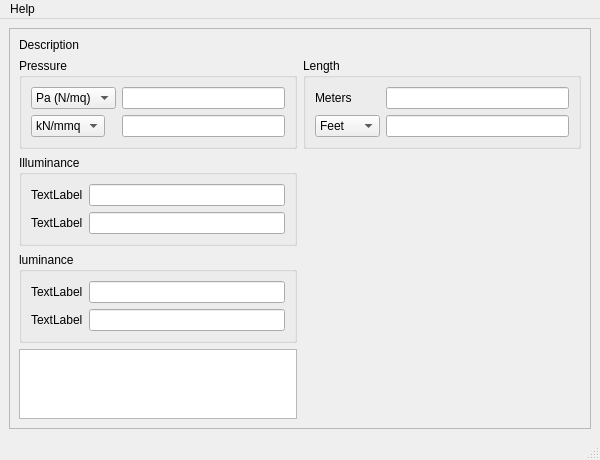
The window that pressure-qt_window/MainWindow.ui (i5ar/iconverters) describes before a commit, drawn with Qt 5.
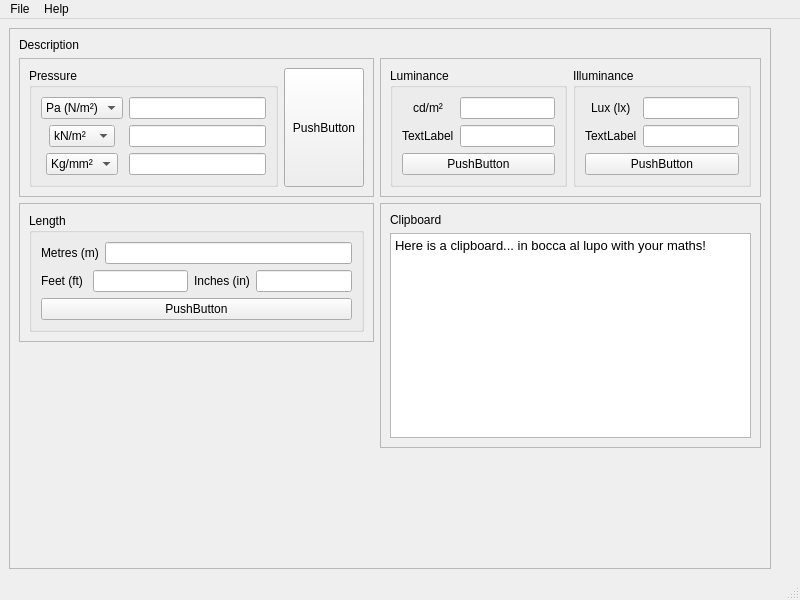
The same window after the commit. Icons and pictures are not drawn.

What changed in the file:
```diff
--- a/pressure-qt_window/MainWindow.ui
+++ b/pressure-qt_window/MainWindow.ui
@@ -9,8 +9,8 @@
    <rect>
     <x>0</x>
     <y>0</y>
-    <width>600</width>
-    <height>450</height>
+    <width>800</width>
+    <height>600</height>
    </rect>
   </property>
   <property name="sizePolicy">
@@ -24,7 +24,7 @@
   </property>
   <property name="windowIcon">
    <iconset>
-    <normaloff>icon-small.png</normaloff>icon-small.png</iconset>
+    <normaloff>images/icon-small.png</normaloff>images/icon-small.png</iconset>
   </property>
   <widget class="QWidget" name="centralwidget">
    <layout class="QHBoxLayout" name="horizontalLayout">
@@ -37,6 +37,37 @@
        <enum>QFrame::Raised</enum>
       </property>
       <layout class="QGridLayout" name="gridLayout_3">
+       <item row="4" column="1" alignment="Qt::AlignRight|Qt::AlignBottom">
+        <widget class="QLabel" name="label_3">
+         <property name="sizePolicy">
+          <sizepolicy hsizetype="Preferred" vsizetype="Preferred">
+           <horstretch>0</horstretch>
+           <verstretch>0</verstretch>
+          </sizepolicy>
+         </property>
+         <property name="maximumSize">
+          <size>
+           <width>64</width>
+           <height>64</height>
+          </size>
+         </property>
+         <property name="text">
+          <string/>
+         </property>
+         <property name="pixmap">
+          <pixmap>icon.png</pixmap>
+         </property>
+         <property name="scaledContents">
+          <bool>true</bool>
+         </property>
+         <property name="alignment">
+          <set>Qt::AlignLeading|Qt::AlignLeft|Qt::AlignVCenter</set>
+         </property>
+         <property name="textInteractionFlags">
+          <set>Qt::LinksAccessibleByMouse</set>
+         </property>
+        </widget>
+       </item>
        <item row="0" column="0">
         <widget class="QLabel" name="label_2">
          <property name="sizePolicy">
@@ -51,6 +82,15 @@
         </widget>
        </item>
        <item row="1" column="0">
+        <widget class="QFrame" name="frame_4">
+         <property name="frameShape">
+          <enum>QFrame::StyledPanel</enum>
+         </property>
+         <property name="frameShadow">
+          <enum>QFrame::Raised</enum>
+         </property>
+         <layout class="QHBoxLayout" name="horizontalLayout_6">
+          <item>
         <widget class="QGroupBox" name="groupBox">
          <property name="title">
           <string>Pressure</string>
@@ -58,14 +98,23 @@
          <layout class="QGridLayout" name="gridLayout_2">
           <item row="0" column="0">
            <layout class="QFormLayout" name="formLayout_2">
+               <property name="sizeConstraint">
+                <enum>QLayout::SetDefaultConstraint</enum>
+               </property>
             <property name="fieldGrowthPolicy">
              <enum>QFormLayout::AllNonFixedFieldsGrow</enum>
             </property>
+               <property name="labelAlignment">
+                <set>Qt::AlignCenter</set>
+               </property>
+               <property name="formAlignment">
+                <set>Qt::AlignCenter</set>
+               </property>
             <item row="0" column="0">
              <widget class="QComboBox" name="comboBox">
               <item>
                <property name="text">
-                <string>Pa (N/mq)</string>
+                   <string>Pa (N/m²)</string>
                </property>
               </item>
               <item>
@@ -82,12 +131,12 @@
              <widget class="QComboBox" name="comboBox_2">
               <item>
                <property name="text">
-                <string>kN/mmq</string>
+                   <string>kN/m²</string>
                </property>
               </item>
               <item>
                <property name="text">
-                <string>N/mmq</string>
+                   <string>N/mm²</string>
                </property>
               </item>
              </widget>
@@ -95,23 +144,120 @@
             <item row="1" column="1">
              <widget class="QLineEdit" name="lineEdit_2"/>
             </item>
-           </layout>
-          </item>
-         </layout>
-        </widget>
+               <item row="2" column="1">
+                <widget class="QLineEdit" name="lineEdit_4"/>
        </item>
        <item row="2" column="0">
+                <widget class="QComboBox" name="comboBox_3">
+                 <item>
+                  <property name="text">
+                   <string>Kg/mm²</string>
+                  </property>
+                 </item>
+                 <item>
+                  <property name="text">
+                   <string>Kg/m²</string>
+                  </property>
+                 </item>
+                </widget>
+               </item>
+              </layout>
+             </item>
+            </layout>
+           </widget>
+          </item>
+          <item>
+           <widget class="QPushButton" name="pushButton_5">
+            <property name="sizePolicy">
+             <sizepolicy hsizetype="Minimum" vsizetype="Preferred">
+              <horstretch>0</horstretch>
+              <verstretch>0</verstretch>
+             </sizepolicy>
+            </property>
+            <property name="text">
+             <string>PushButton</string>
+            </property>
+           </widget>
+          </item>
+         </layout>
+        </widget>
+       </item>
+       <item row="1" column="1">
+        <widget class="QFrame" name="frame_3">
+         <property name="frameShape">
+          <enum>QFrame::StyledPanel</enum>
+         </property>
+         <property name="frameShadow">
+          <enum>QFrame::Raised</enum>
+         </property>
+         <layout class="QHBoxLayout" name="horizontalLayout_5">
+          <item>
+           <widget class="QGroupBox" name="groupBox_4">
+            <property name="title">
+             <string>Luminance</string>
+            </property>
+            <layout class="QVBoxLayout" name="verticalLayout_3">
+             <item>
+              <layout class="QFormLayout" name="formLayout_4">
+               <property name="fieldGrowthPolicy">
+                <enum>QFormLayout::AllNonFixedFieldsGrow</enum>
+               </property>
+               <property name="labelAlignment">
+                <set>Qt::AlignCenter</set>
+               </property>
+               <property name="formAlignment">
+                <set>Qt::AlignCenter</set>
+               </property>
+               <item row="0" column="0">
+                <widget class="QLabel" name="label_5">
+                 <property name="text">
+                  <string>cd/m²</string>
+                 </property>
+                </widget>
+               </item>
+               <item row="0" column="1">
+                <widget class="QLineEdit" name="lineEdit_6"/>
+               </item>
+               <item row="1" column="0">
+                <widget class="QLabel" name="label_7">
+                 <property name="text">
+                  <string>TextLabel</string>
+                 </property>
+                </widget>
+               </item>
+               <item row="1" column="1">
+                <widget class="QLineEdit" name="lineEdit_8"/>
+               </item>
+              </layout>
+             </item>
+             <item>
+              <widget class="QPushButton" name="pushButton_2">
+               <property name="text">
+                <string>PushButton</string>
+               </property>
+              </widget>
+             </item>
+            </layout>
+           </widget>
+          </item>
+          <item>
         <widget class="QGroupBox" name="groupBox_3">
          <property name="title">
           <string>Illuminance</string>
          </property>
-         <layout class="QHBoxLayout" name="horizontalLayout_2">
+            <layout class="QVBoxLayout" name="verticalLayout_2">
           <item>
            <layout class="QFormLayout" name="formLayout">
+               <property name="labelAlignment">
+                <set>Qt::AlignCenter</set>
+               </property>
+               <property name="formAlignment">
+                <set>Qt::AlignCenter</set>
+               </property>
             <item row="0" column="0">
              <widget class="QLabel" name="label_4">
               <property name="text">
-               <string>TextLabel</string>
+                  <string>Lux (lx)</string>
               </property>
              </widget>
             </item>
@@ -130,42 +276,56 @@
             </item>
            </layout>
           </item>
+             <item>
+              <widget class="QPushButton" name="pushButton">
+               <property name="text">
+                <string>PushButton</string>
+               </property>
+              </widget>
+             </item>
          </layout>
         </widget>
        </item>
-       <item row="1" column="1">
+         </layout>
+        </widget>
+       </item>
+       <item row="2" column="0">
+        <widget class="QFrame" name="frame_2">
+         <property name="frameShape">
+          <enum>QFrame::StyledPanel</enum>
+         </property>
+         <property name="frameShadow">
+          <enum>QFrame::Raised</enum>
+         </property>
+         <layout class="QHBoxLayout" name="horizontalLayout_4">
+          <item>
         <widget class="QGroupBox" name="groupBox_2">
          <property name="title">
           <string>Length</string>
          </property>
-         <layout class="QGridLayout" name="gridLayout">
-          <item row="0" column="0">
-           <layout class="QFormLayout" name="formLayout_3">
-            <property name="fieldGrowthPolicy">
-             <enum>QFormLayout::AllNonFixedFieldsGrow</enum>
-            </property>
-            <item row="0" column="1">
-             <widget class="QLineEdit" name="lineEdit_3"/>
-            </item>
-            <item row="1" column="0">
-             <widget class="QComboBox" name="comboBox_4">
+            <layout class="QVBoxLayout" name="verticalLayout">
               <item>
-               <property name="text">
-                <string>Feet</string>
+              <layout class="QFormLayout" name="formLayout_5">
+               <property name="sizeConstraint">
+                <enum>QLayout::SetDefaultConstraint</enum>
                </property>
-              </item>
-              <item>
-               <property name="text">
-                <string>Inches</string>
+               <property name="formAlignment">
+                <set>Qt::AlignBottom|Qt::AlignLeading|Qt::AlignLeft</set>
                </property>
-              </item>
-             </widget>
-            </item>
-            <item row="1" column="1">
-             <widget class="QLineEdit" name="lineEdit_4"/>
-            </item>
             <item row="0" column="0">
              <widget class="QLabel" name="label">
+                 <property name="sizePolicy">
+                  <sizepolicy hsizetype="Preferred" vsizetype="Preferred">
+                   <horstretch>0</horstretch>
+                   <verstretch>0</verstretch>
+                  </sizepolicy>
+                 </property>
+                 <property name="minimumSize">
+                  <size>
+                   <width>46</width>
+                   <height>20</height>
+                  </size>
+                 </property>
               <property name="frameShape">
                <enum>QFrame::NoFrame</enum>
               </property>
@@ -173,84 +333,136 @@
                <enum>QFrame::Plain</enum>
               </property>
               <property name="text">
-               <string>Meters</string>
+                  <string>Metres (m)</string>
               </property>
              </widget>
             </item>
-           </layout>
-          </item>
-         </layout>
-        </widget>
-       </item>
-       <item row="3" column="0">
-        <widget class="QGroupBox" name="groupBox_4">
-         <property name="title">
-          <string>luminance</string>
-         </property>
-         <layout class="QHBoxLayout" name="horizontalLayout_3">
+               <item row="0" column="1">
+                <widget class="QLineEdit" name="lineEdit_3"/>
+               </item>
+              </layout>
+             </item>
           <item>
-           <layout class="QFormLayout" name="formLayout_4">
+              <layout class="QGridLayout" name="gridLayout">
             <item row="0" column="0">
-             <widget class="QLabel" name="label_5">
+                <layout class="QFormLayout" name="formLayout_6">
+                 <item row="0" column="0">
+                  <widget class="QLabel" name="label_12">
+                   <property name="minimumSize">
+                    <size>
+                     <width>46</width>
+                     <height>0</height>
+                    </size>
+                   </property>
               <property name="text">
-               <string>TextLabel</string>
+                    <string>Feet (ft)</string>
               </property>
              </widget>
             </item>
             <item row="0" column="1">
-             <widget class="QLineEdit" name="lineEdit_6"/>
-            </item>
-            <item row="1" column="0">
-             <widget class="QLabel" name="label_7">
+                  <widget class="QLineEdit" name="lineEdit_12"/>
+                 </item>
+                </layout>
+               </item>
+               <item row="0" column="1">
+                <layout class="QFormLayout" name="formLayout_7">
+                 <item row="0" column="0">
+                  <widget class="QLabel" name="label_13">
+                   <property name="minimumSize">
+                    <size>
+                     <width>46</width>
+                     <height>0</height>
+                    </size>
+                   </property>
               <property name="text">
-               <string>TextLabel</string>
+                    <string>Inches (in)</string>
               </property>
              </widget>
             </item>
-            <item row="1" column="1">
-             <widget class="QLineEdit" name="lineEdit_8"/>
+                 <item row="0" column="1">
+                  <widget class="QLineEdit" name="lineEdit_13"/>
             </item>
            </layout>
           </item>
          </layout>
-        </widget>
-       </item>
-       <item row="4" column="0">
-        <widget class="QTextBrowser" name="textBrowser"/>
-       </item>
-       <item row="4" column="1" alignment="Qt::AlignRight|Qt::AlignBottom">
-        <widget class="QLabel" name="label_3">
-         <property name="sizePolicy">
-          <sizepolicy hsizetype="Preferred" vsizetype="Preferred">
-           <horstretch>0</horstretch>
-           <verstretch>0</verstretch>
-          </sizepolicy>
+             </item>
+             <item>
+              <widget class="QPushButton" name="pushButton_3">
+               <property name="text">
+                <string>PushButton</string>
+               </property>
+              </widget>
+             </item>
+            </layout>
+           </widget>
+          </item>
+         </layout>
+        </widget>
+       </item>
+       <item row="3" column="0" rowspan="2">
+        <spacer name="verticalSpacer_2">
+         <property name="orientation">
+          <enum>Qt::Vertical</enum>
          </property>
-         <property name="maximumSize">
+         <property name="sizeHint" stdset="0">
           <size>
-           <width>64</width>
-           <height>64</height>
+           <width>20</width>
+           <height>40</height>
           </size>
          </property>
-         <property name="text">
-          <string/>
+        </spacer>
+       </item>
+       <item row="2" column="1" rowspan="2">
+        <widget class="QFrame" name="frame_5">
+         <property name="frameShape">
+          <enum>QFrame::StyledPanel</enum>
          </property>
-         <property name="pixmap">
-          <pixmap>icon.png</pixmap>
+         <property name="frameShadow">
+          <enum>QFrame::Raised</enum>
          </property>
-         <property name="scaledContents">
-          <bool>true</bool>
-         </property>
-         <property name="alignment">
-          <set>Qt::AlignLeading|Qt::AlignLeft|Qt::AlignVCenter</set>
-         </property>
-         <property name="textInteractionFlags">
-          <set>Qt::LinksAccessibleByMouse</set>
+         <layout class="QVBoxLayout" name="verticalLayout_4">
+          <item>
+           <widget class="QLabel" name="label_8">
+            <property name="text">
+             <string>Clipboard</string>
+            </property>
+           </widget>
+          </item>
+          <item>
+           <widget class="QTextEdit" name="textEdit">
+            <property name="font">
+             <font>
+              <family>MS Shell Dlg 2</family>
+              <pointsize>12</pointsize>
+             </font>
+            </property>
+            <property name="html">
+             <string>&lt;!DOCTYPE HTML PUBLIC &quot;-//W3C//DTD HTML 4.0//EN&quot; &quot;http://www.w3.org/TR/REC-html40/strict.dtd&quot;&gt;
+&lt;html&gt;&lt;head&gt;&lt;meta name=&quot;qrichtext&quot; content=&quot;1&quot; /&gt;&lt;style type=&quot;text/css&quot;&gt;
+p, li { white-space: pre-wrap; }
+&lt;/style&gt;&lt;/head&gt;&lt;body style=&quot; font-family:'MS Shell Dlg 2'; font-size:12pt; font-weight:400; font-style:normal;&quot;&gt;
+&lt;p style=&quot; margin-top:0px; margin-bottom:0px; margin-left:0px; margin-right:0px; -qt-block-indent:0; text-indent:0px;&quot;&gt;&lt;span style=&quot; font-size:10pt;&quot;&gt;Here is a clipboard... in bocca al lupo with your maths!&lt;/span&gt;&lt;/p&gt;&lt;/body&gt;&lt;/html&gt;</string>
          </property>
         </widget>
        </item>
       </layout>
      </widget>
+       </item>
+      </layout>
+     </widget>
+    </item>
+    <item>
+     <spacer name="verticalSpacer">
+      <property name="orientation">
+       <enum>Qt::Vertical</enum>
+      </property>
+      <property name="sizeHint" stdset="0">
+       <size>
+        <width>20</width>
+        <height>40</height>
+       </size>
+      </property>
+     </spacer>
     </item>
    </layout>
   </widget>
@@ -259,7 +471,7 @@
     <rect>
      <x>0</x>
      <y>0</y>
-     <width>600</width>
+     <width>800</width>
      <height>21</height>
     </rect>
    </property>
@@ -269,6 +481,13 @@
     </property>
     <addaction name="actionAbout"/>
    </widget>
+   <widget class="QMenu" name="menuFile">
+    <property name="title">
+     <string>File</string>
+    </property>
+    <addaction name="actionClose"/>
+   </widget>
+   <addaction name="menuFile"/>
    <addaction name="menuHelp"/>
   </widget>
   <widget class="QStatusBar" name="statusbar"/>
@@ -277,6 +496,11 @@
     <string>About</string>
    </property>
   </action>
+  <action name="actionClose">
+   <property name="text">
+    <string>Exit</string>
+   </property>
+  </action>
  </widget>
  <resources/>
  <connections/>
```
Lines whose indentation alone changed are shown as unchanged.
